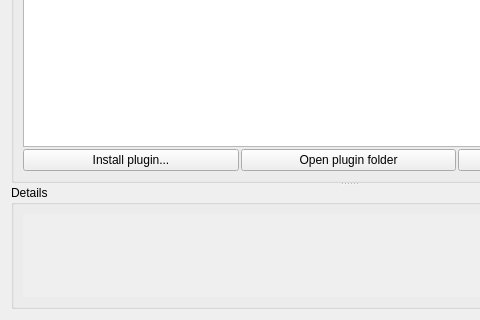
Old version of the form ui/options_plugins.ui in the repository metabrainz/picard; both pictures show x 0 to 480 and y 121 to 441 of the 697 by 441 pixel window.
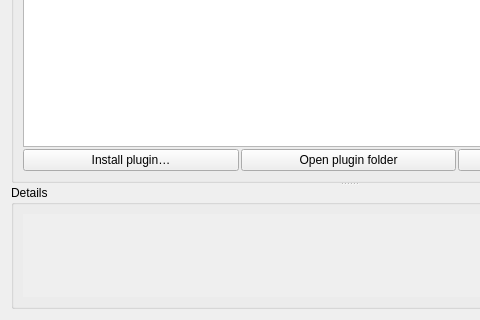
New version of the form.

```diff
--- a/ui/options_plugins.ui
+++ b/ui/options_plugins.ui
@@ -83,7 +83,7 @@
             </sizepolicy>
            </property>
            <property name="text">
-            <string>Install plugin...</string>
+            <string>Install plugin…</string>
            </property>
           </widget>
          </item>
```
